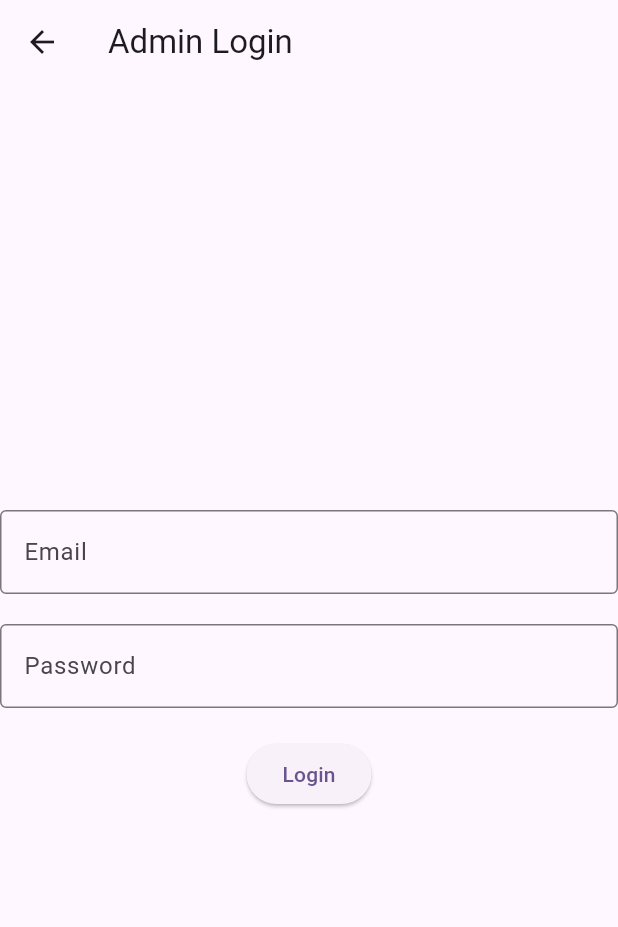
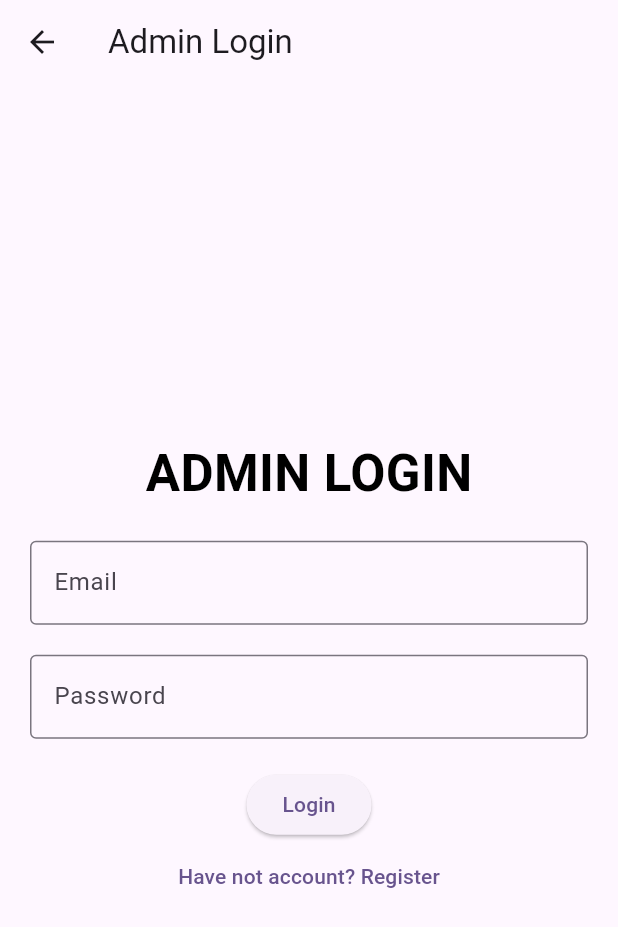
Before and after one commit to TariqMehmood1004/CryptoCrafter, a Flutter app: the screen it shows after launch, after a tap on "Admin Login", on a phone screen of 412 x 824 dp. Shown: the top 927 px of the screen. Run offline on Flutter 3.47's test engine with Material 3 defaults, Android fonts, the phone set to English and light mode, and no system bars; our stand-ins replace cloud_firestore, firebase_auth, firebase_core, firebase_database, firebase_storage, image_picker; accounts and stored records are empty; Roboto replaces fonts that are missing (Lobster).

```diff
--- a/lib/screens/admin_login.dart
+++ b/lib/screens/admin_login.dart
@@ -2,6 +2,7 @@
 
 import 'package:flutter/material.dart';
 import 'package:firebase_auth/firebase_auth.dart';
+import 'package:trading_app/screens/registeration_screen.dart';
 
 class AdminLogin extends StatefulWidget {
   const AdminLogin({super.key});
@@ -21,12 +22,25 @@ class _AdminLoginState extends State<AdminLogin> {
       appBar: AppBar(
         title: const Text('Admin Login'),
       ),
-      body: Center(
+      body: Padding(
+        padding: const EdgeInsets.all(20.0),
+        child: Center(
           child: Form(
             key: _formKey,
             child: Column(
               mainAxisAlignment: MainAxisAlignment.center,
               children: [
+                const SizedBox(height: 20),
+                Text(
+                  'Admin Login'.toUpperCase(),
+                  style: const TextStyle(
+                    fontSize: 34,
+                    fontWeight: FontWeight.bold,
+                    color: Colors.black,
+                    fontFamily: 'Lobster',
+                  ),
+                ),
+                const SizedBox(height: 20),
                 TextFormField(
                   controller: _emailController,
                   decoration: const InputDecoration(
@@ -78,7 +92,18 @@ class _AdminLoginState extends State<AdminLogin> {
                   },
                   child: const Text('Login'),
                 ),
+                TextButton(
+                  onPressed: () {
+                    Navigator.push(
+                        context,
+                        MaterialPageRoute(
+                          builder: (context) => const AdminRegistrationScreen(),
+                        ));
+                  },
+                  child: const Text("Have not account? Register"),
+                ),
               ],
+            ),
           ),
         ),
       ),
```
Also changed, not shown: lib/screens/admin/home_screen/admin_home_screen.dart (added, +17 -0 lines), lib/screens/registeration_screen.dart (+137 -0 lines), 1 other file. Lines whose indentation alone changed are shown as unchanged.
